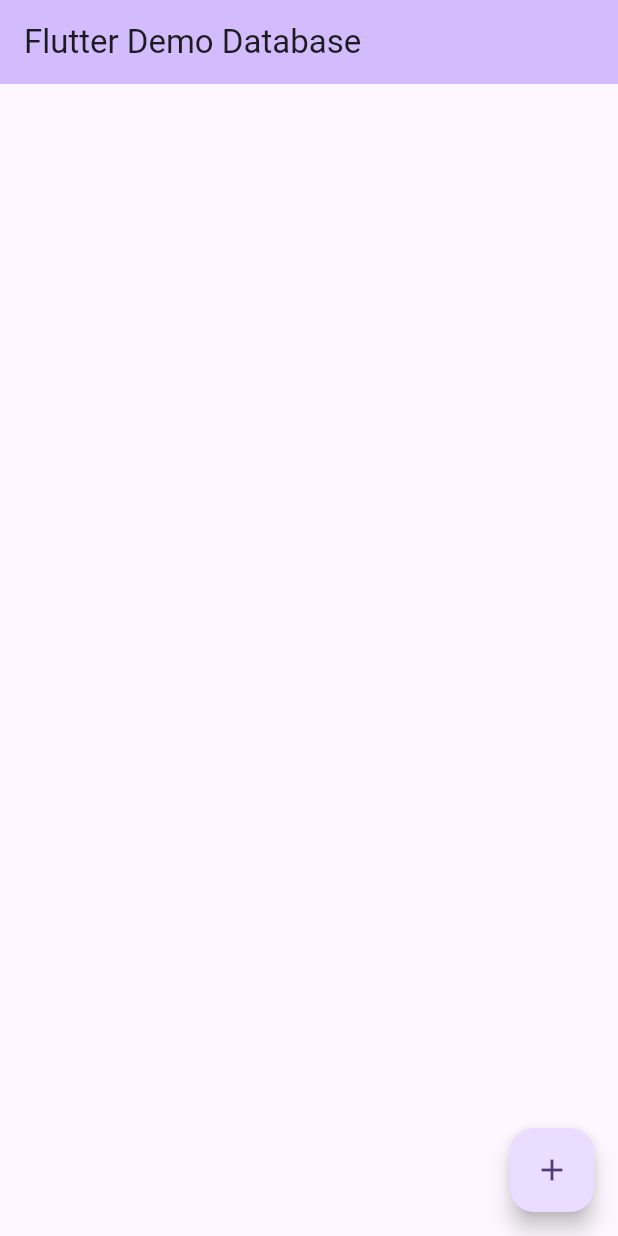
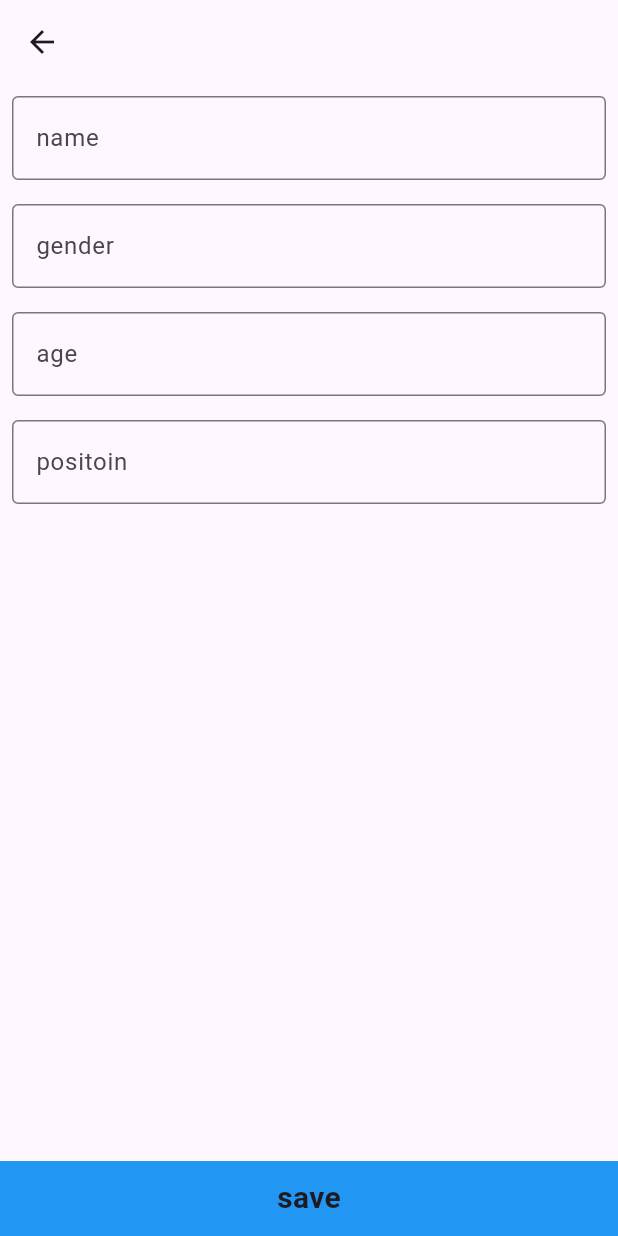
Before and after one commit to PHANNA11/local_db, a Flutter app: the screen it shows after launch, after a tap on the "add" icon, on a phone screen of 412 x 824 dp. Run offline on Flutter 3.47's test engine with Material 3 defaults, Android fonts, the phone set to English and light mode, and no system bars; our stand-ins replace sqflite; accounts and stored records are empty.

Commit message:
update & delete

```diff
--- a/lib/database/connect_db.dart
+++ b/lib/database/connect_db.dart
@@ -16,7 +16,7 @@ class ConnectDB {
     String path = await getDatabasesPath();
     return openDatabase(join(path, 'user.db'), onCreate: (db, version) async {
       await db.execute(
-          'CREATE TABLE $userTable($fId INTEGER PRIMIRY KEY AUTO INCREMENT,$fName TEXT,$fGender TEXT,$fAge INTEGER,$fPositoin TEXT)');
+          'CREATE TABLE $userTable($fId INTEGER PRIMARY KEY AUTOINCREMENT,$fName TEXT,$fGender TEXT,$fAge INTEGER,$fPositoin TEXT)');
     }, version: 1);
   }
 
@@ -32,4 +32,14 @@ class ConnectDB {
 
     return result.map((e) => UserModel.fromMap(e)).toList();
   }
+
+  Future<void> updateUser({required UserModel user, required int id}) async {
+    var db = await initializeUserDB();
+    await db.update(userTable, user.toMap(), where: '$fId=?', whereArgs: [id]);
+  }
+
+  Future<void> deleteUser({required int id}) async {
+    var db = await initializeUserDB();
+    await db.delete(userTable, where: '$fId=?', whereArgs: [id]);
+  }
 }
--- a/lib/main.dart
+++ b/lib/main.dart
@@ -1,9 +1,7 @@
-import 'dart:developer';
-
 import 'package:flutter/material.dart';
 import 'package:local_db/database/connect_db.dart';
 import 'package:local_db/model/user_model.dart';
-import 'package:shared_preferences/shared_preferences.dart';
+import 'package:local_db/screen/add_user_sceen.dart';
 
 void main() {
   runApp(const MyApp());
@@ -61,17 +59,40 @@ class _MyHomePageState extends State<MyHomePage> {
         itemCount: listUser.length,
         itemBuilder: (context, index) {
           return ListTile(
+            onLongPress: () {
+              Navigator.push(
+                  context,
+                  MaterialPageRoute(
+                    builder: (context) => AddEdiitUser(
+                      userModel: listUser[index],
+                    ),
+                  ));
+            },
             leading: const CircleAvatar(),
             title: Text(listUser[index].name.toString()),
             subtitle: Text(listUser[index].positoin.toString()),
+            trailing: IconButton(
+                onPressed: () async {
+                  await ConnectDB()
+                      .deleteUser(id: listUser[index].id!)
+                      .then((value) {
+                    getDataFromDatabase();
+                  });
+                },
+                icon: const Icon(
+                  Icons.delete,
+                  color: Colors.red,
+                )),
           );
         },
       ),
       floatingActionButton: FloatingActionButton(
         onPressed: () async {
-          await ConnectDB().insertUser(
-              user: UserModel(
-                  name: 'Kaka', gender: 'female', age: 22, positoin: 'Design'));
+          Navigator.push(
+              context,
+              MaterialPageRoute(
+                builder: (context) => AddEdiitUser(),
+              ));
         },
         tooltip: 'Decrement',
         child: const Icon(Icons.add),
--- /dev/null
+++ b/lib/screen/add_user_sceen.dart
@@ -0,0 +1,129 @@
+import 'package:flutter/material.dart';
+
+import '../database/connect_db.dart';
+import '../model/user_model.dart';
+
+class AddEdiitUser extends StatefulWidget {
+  AddEdiitUser({super.key, this.userModel});
+  UserModel? userModel;
+
+  @override
+  State<AddEdiitUser> createState() => _AddEdiitUserState();
+}
+
+class _AddEdiitUserState extends State<AddEdiitUser> {
+  TextEditingController nameController = TextEditingController();
+  TextEditingController genderController = TextEditingController();
+  TextEditingController ageController = TextEditingController();
+  TextEditingController positoinController = TextEditingController();
+
+  void initData() {
+    setState(() {
+      nameController.text = widget.userModel!.name.toString();
+      genderController.text = widget.userModel!.gender.toString();
+      ageController.text = widget.userModel!.age.toString();
+      positoinController.text = widget.userModel!.positoin.toString();
+    });
+  }
+
+  void clearData() {
+    nameController.text = '';
+    genderController.text = '';
+    ageController.text = '';
+    positoinController.text = '';
+  }
+
+  @override
+  void initState() {
+    // TODO: implement initState
+    super.initState();
+    if (widget.userModel == null) {
+      clearData();
+    } else {
+      initData();
+    }
+  }
+
+  @override
+  Widget build(BuildContext context) {
+    return Scaffold(
+      appBar: AppBar(),
+      body: ListView(
+        children: [
+          Padding(
+            padding: const EdgeInsets.all(8.0),
+            child: TextFormField(
+              controller: nameController,
+              decoration: const InputDecoration(
+                  border: OutlineInputBorder(), hintText: 'name'),
+            ),
+          ),
+          Padding(
+            padding: const EdgeInsets.all(8.0),
+            child: TextFormField(
+              controller: genderController,
+              decoration: const InputDecoration(
+                  border: OutlineInputBorder(), hintText: 'gender'),
+            ),
+          ),
+          Padding(
+            padding: const EdgeInsets.all(8.0),
+            child: TextFormField(
+              controller: ageController,
+              keyboardType: TextInputType.number,
+              decoration: const InputDecoration(
+                  border: OutlineInputBorder(), hintText: 'age'),
+            ),
+          ),
+          Padding(
+            padding: const EdgeInsets.all(8.0),
+            child: TextFormField(
+              controller: positoinController,
+              decoration: const InputDecoration(
+                  border: OutlineInputBorder(), hintText: 'positoin'),
+            ),
+          )
+        ],
+      ),
+      bottomNavigationBar: GestureDetector(
+        onTap: () async {
+          if (widget.userModel == null) {
+            await ConnectDB()
+                .insertUser(
+                    user: UserModel(
+                        name: nameController.text,
+                        gender: genderController.text,
+                        age: int.parse(ageController.text),
+                        positoin: positoinController.text))
+                .whenComplete(() {
+              Navigator.pop(context);
+            });
+          } else {
+            await ConnectDB()
+                .updateUser(
+                    user: UserModel(
+                        name: nameController.text,
+                        gender: genderController.text,
+                        age: int.parse(ageController.text),
+                        positoin: positoinController.text),
+                    id: widget.userModel!.id!)
+                .whenComplete(() {
+              Navigator.pop(context);
+            });
+          }
+        },
+        child: Container(
+          height: 50,
+          width: double.infinity,
+          color: Colors.blue,
+          child: const Center(
+            child: Text(
+              'save',
+              style: TextStyle(fontSize: 20, fontWeight: FontWeight.bold),
+            ),
+          ),
+        ),
+      ),
+    );
+  }
+}
```
